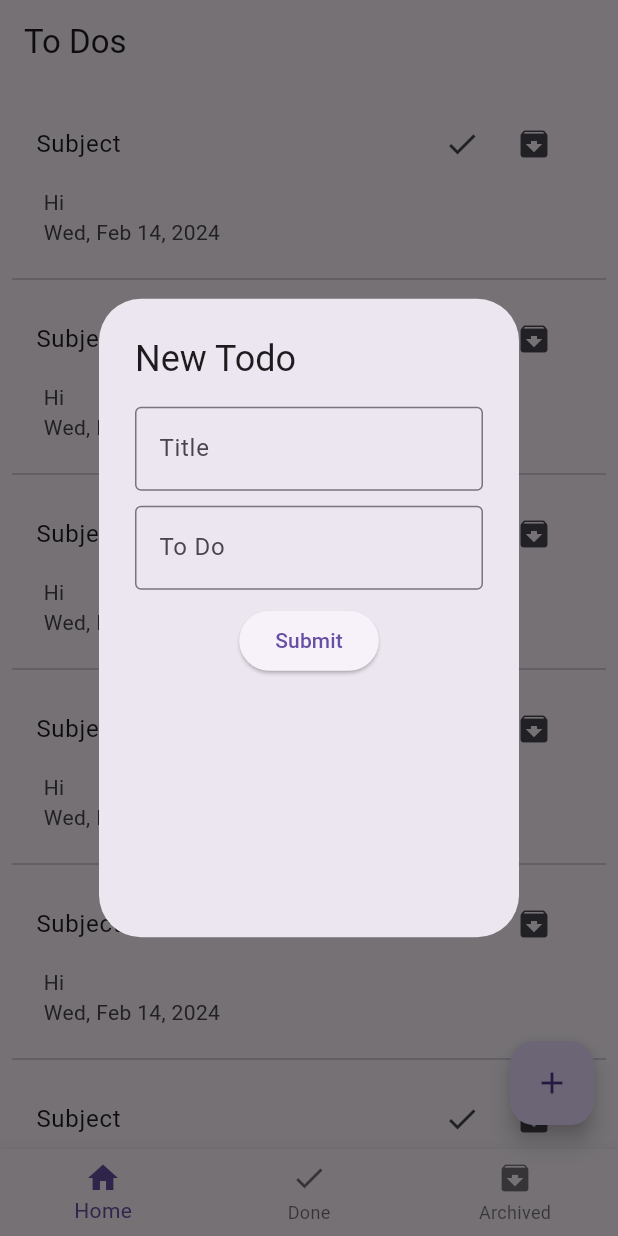
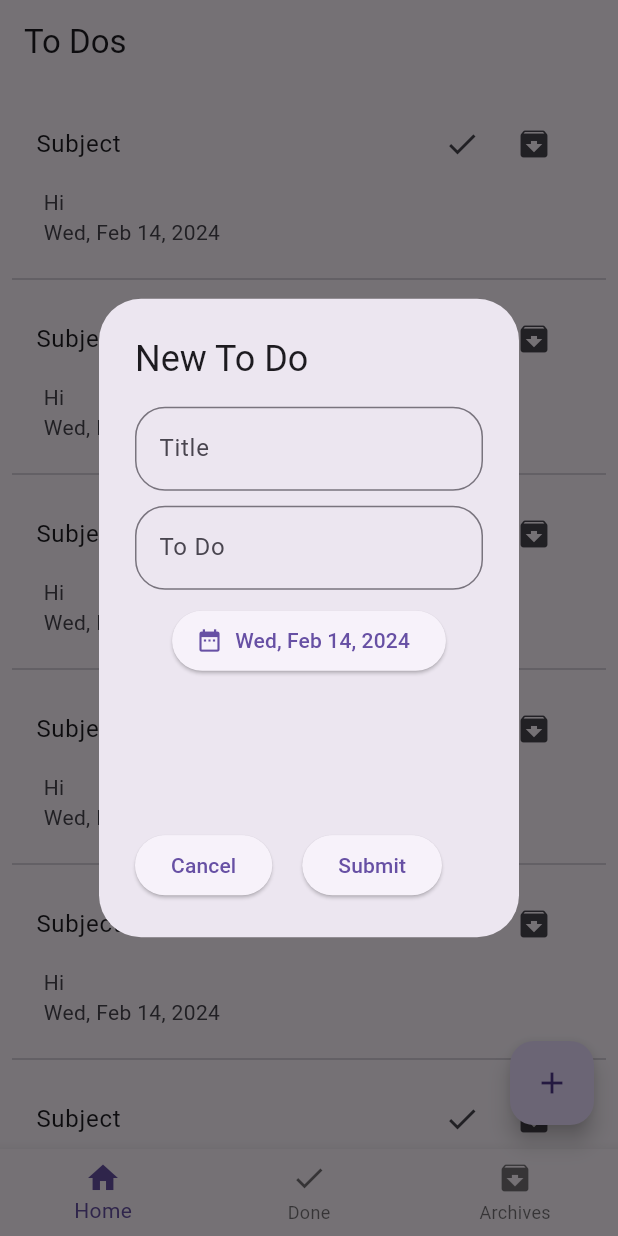
Before and after one commit to osmankunt/to_do_app, a Flutter app: the screen it shows after launch, after a tap on the "add" icon, on a phone screen of 412 x 824 dp. Run offline on Flutter 3.47's test engine with Material 3 defaults, Android fonts, the phone set to English and light mode, and no system bars; our stand-ins replace bloc, equatable, flutter_bloc, hive_flutter; accounts and stored records are empty.

Commit message:
DatePicker implementations

```diff
--- /dev/null
+++ b/lib/constant/constants.dart
@@ -0,0 +1,11 @@
+class Constants {
+  static String submitButtonText = "Submit";
+  static String cancelButtonText = "Cancel";
+  static String todoText = "To Do";
+  static String todosText = "To Dos";
+  static String titleText = "Title";
+  static String newTodoText = "New To Do";
+  static String homeText = "Home";
+  static String doneText = "Done";
+  static String archivedText = "Archives";
+}
--- a/lib/enum/states.dart
+++ b/lib/enum/states.dart
@@ -2,6 +2,7 @@ enum ViewStatus {
   initial,
   loading,
   refreshing,
+  add,
   success,
   error,
   empty,
--- a/lib/view/home/home_view.dart
+++ b/lib/view/home/home_view.dart
@@ -1,6 +1,8 @@
+import 'package:flutter/cupertino.dart';
 import 'package:flutter/material.dart';
 import 'package:flutter_bloc/flutter_bloc.dart';
 import 'package:intl/intl.dart';
+import 'package:to_do_app/constant/constants.dart';
 import 'package:to_do_app/enum/states.dart';
 import 'package:to_do_app/view/archived/archived_view.dart';
 import 'package:to_do_app/view/done/done_view.dart';
@@ -18,9 +20,9 @@ class HomeView extends StatelessWidget {
   ];
 
   final List<String> titles = [
-    'To Dos',
-    'Done',
-    'Archives',
+    Constants.todosText,
+    Constants.doneText,
+    Constants.archivedText,
   ];
 
   final GlobalKey<FormState> _formKey = GlobalKey<FormState>();
@@ -32,7 +34,9 @@ class HomeView extends StatelessWidget {
     return BlocConsumer<HomeViewModel, HomeViewModelStates>(
         listener: (context, state) {},
         builder: (context, state) {
-          return state.viewStatus == ViewStatus.initial || state.viewStatus == ViewStatus.success
+          return state.viewStatus == ViewStatus.initial ||
+                  state.viewStatus == ViewStatus.success ||
+                  state.viewStatus == ViewStatus.add
               ? Scaffold(
                   appBar: AppBar(
                     title: Text(titles[context.read<HomeViewModel>().currentIndex].toString()),
@@ -46,7 +50,7 @@ class HomeView extends StatelessWidget {
                       showDialog(
                         context: context,
                         builder: (context) => AlertDialog(
-                          title: Text('New Todo'),
+                          title: Text(Constants.newTodoText),
                           content: BlocBuilder<HomeViewModel, HomeViewModelStates>(builder: (context, state) {
                             return Form(
                               key: _formKey,
@@ -56,11 +60,20 @@ class HomeView extends StatelessWidget {
                                   children: [
                                     TextFormField(
                                       controller: _titleController,
-                                      decoration: const InputDecoration(
-                                        hintText: "Title",
-                                        labelText: "Title",
-                                        border: OutlineInputBorder(),
+                                      decoration: InputDecoration(
+                                        hintText: Constants.titleText,
+                                        labelText: Constants.titleText,
+                                        border: const OutlineInputBorder(
+                                          borderRadius: BorderRadius.all(Radius.circular(20)),
                                         ),
+                                      ),
+                                      validator: (value) {
+                                        if (value!.isEmpty) {
+                                          return 'Cant be empty';
+                                        } else {
+                                          return null;
+                                        }
+                                      },
                                     ),
                                     const SizedBox(
                                       height: 10,
@@ -69,22 +82,66 @@ class HomeView extends StatelessWidget {
                                       controller: _todoController,
                                       minLines: 1,
                                       maxLines: 3,
-                                      decoration: const InputDecoration(
-                                        hintText: "To Do",
-                                        labelText: "To Do",
-                                        border: OutlineInputBorder(),
+                                      decoration: InputDecoration(
+                                        hintText: Constants.todoText,
+                                        labelText: Constants.todoText,
+                                        border: const OutlineInputBorder(
+                                          borderRadius: BorderRadius.all(Radius.circular(20)),
                                         ),
+                                      ),
+                                      validator: (value) {
+                                        if (value!.isEmpty) {
+                                          return 'Cant be empty';
+                                        } else {
+                                          return null;
+                                        }
+                                      },
                                     ),
                                     const SizedBox(
                                       height: 10,
                                     ),
+                                    BlocSelector<HomeViewModel, HomeViewModelStates, DateTime>(
+                                        selector: (state) => state.pickedDate ?? DateTime.now(),
+                                        builder: (context, state) {
+                                          return ElevatedButton.icon(
+                                            onPressed: () {
+                                              context.read<HomeViewModel>().datePicker(context);
+                                            },
+                                            label: context.read<HomeViewModel>().initialDate != DateTime.now()
+                                                ? Text(
+                                                    DateFormat.yMMMEd().format(context.read<HomeViewModel>().initialDate),
+                                                  )
+                                                : Text(
+                                                    DateFormat.yMMMEd().format(
+                                                      DateTime.now(),
+                                                    ),
+                                                  ),
+                                            icon: const Icon(Icons.date_range),
+                                          );
+                                        }),
+                                    const Spacer(),
+                                    Row(
+                                      children: [
                                         ElevatedButton(
                                           onPressed: () {
+                                            Navigator.pop(context);
+                                          },
+                                          child: Text(Constants.cancelButtonText),
+                                        ),
+                                        const SizedBox(
+                                          width: 20,
+                                        ),
+                                        ElevatedButton(
+                                          onPressed: () {
+                                            if (_formKey.currentState!.validate()) {
                                               context
                                                   .read<HomeViewModel>()
                                                   .submitToDo(_titleController.text, _todoController.text, DateTime.now());
+                                            }
                                           },
-                                      child: Text("Submit"),
+                                          child: Text(Constants.submitButtonText),
+                                        ),
+                                      ],
                                     ),
                                   ],
                                 ),
@@ -101,18 +158,18 @@ class HomeView extends StatelessWidget {
                     onTap: (index) {
                       context.read<HomeViewModel>().setBottomIndex(index);
                     },
-                    items: const [
+                    items: [
                       BottomNavigationBarItem(
-                        icon: Icon(Icons.home),
-                        label: 'Home',
+                        icon: const Icon(Icons.home),
+                        label: Constants.homeText,
                       ),
                       BottomNavigationBarItem(
-                        icon: Icon(Icons.check),
-                        label: 'Done',
+                        icon: const Icon(Icons.check),
+                        label: Constants.doneText,
                       ),
                       BottomNavigationBarItem(
-                        icon: Icon(Icons.archive),
-                        label: 'Archived',
+                        icon: const Icon(Icons.archive),
+                        label: Constants.archivedText,
                       ),
                     ],
                   ),
--- a/lib/view/home/home_view_model.dart
+++ b/lib/view/home/home_view_model.dart
@@ -1,4 +1,6 @@
 import 'package:bloc/bloc.dart';
+import 'package:flutter/cupertino.dart';
+import 'package:flutter/material.dart';
 import 'package:flutter_bloc/flutter_bloc.dart';
 import 'package:to_do_app/enum/index.dart';
 import 'package:to_do_app/enum/states.dart';
@@ -10,6 +12,7 @@ class HomeViewModel extends Cubit<HomeViewModelStates> {
 
   int currentIndex = 0;
   static Index indexEnum = Index.none;
+  DateTime initialDate = DateTime.now();
 
   void setBottomIndex(int index) {
     emit(state.copyWith(viewStatus: ViewStatus.loading));
@@ -22,5 +25,20 @@ class HomeViewModel extends Cubit<HomeViewModelStates> {
     emit(state.copyWith(viewStatus: viewStatus, index: index ?? Index.none));
   }
 
+  datePicker(BuildContext context) {
+    showDatePicker(
+      context: context,
+      currentDate: initialDate,
+      initialDate: DateTime.now(),
+      firstDate: DateTime.now(),
+      lastDate: DateTime(2050),
+    ).then((value) {
+      if (value != null) {
+        initialDate = value;
+      }
+      emit(state.copyWith(viewStatus: ViewStatus.add, pickedDate: initialDate));
+    });
+  }
+
   submitToDo(String title, String toDoText, DateTime dateTime) {}
 }
--- a/lib/view/home/home_view_model_states.dart
+++ b/lib/view/home/home_view_model_states.dart
@@ -1,20 +1,26 @@
 import 'package:equatable/equatable.dart';
+import 'package:intl/intl.dart';
 import 'package:to_do_app/enum/index.dart';
 import 'package:to_do_app/enum/states.dart';
 import 'package:to_do_app/model/todo_model.dart';
 
 class HomeViewModelStates extends Equatable {
-  const HomeViewModelStates({this.toDo, this.viewStatus = ViewStatus.initial, this.index = Index.all});
+  const HomeViewModelStates({this.toDo, this.viewStatus = ViewStatus.initial, this.index = Index.all, this.pickedDate});
 
   final ToDoModel? toDo;
 
   final ViewStatus viewStatus;
   final Index? index;
+  final DateTime? pickedDate;
 
   @override
-  List<Object?> get props => [toDo, viewStatus, index];
+  List<Object?> get props => [toDo, viewStatus, index, pickedDate];
 
-  HomeViewModelStates copyWith({ToDoModel? toDo, ViewStatus? viewStatus, Index? index}) {
-    return HomeViewModelStates(toDo: toDo ?? this.toDo, viewStatus: viewStatus ?? this.viewStatus, index: index ?? this.index);
+  HomeViewModelStates copyWith({ToDoModel? toDo, ViewStatus? viewStatus, Index? index, DateTime? pickedDate}) {
+    return HomeViewModelStates(
+        toDo: toDo ?? this.toDo,
+        viewStatus: viewStatus ?? this.viewStatus,
+        index: index ?? this.index,
+        pickedDate: pickedDate ?? this.pickedDate);
   }
 }
--- a/lib/widgets/todo_list_tile.dart
+++ b/lib/widgets/todo_list_tile.dart
@@ -10,7 +10,7 @@ class ToDoListTile extends StatelessWidget {
       title: Row(
         children: [
           const Text('Subject'),
-          Spacer(),
+          const Spacer(),
           IconButton(
             onPressed: () {},
             icon: const Icon(Icons.done),
```
Lines whose indentation alone changed are shown as unchanged.
